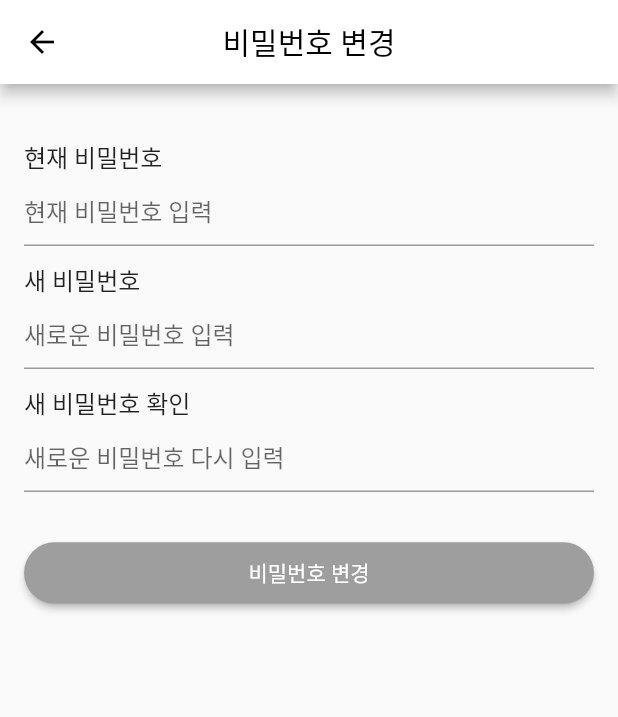
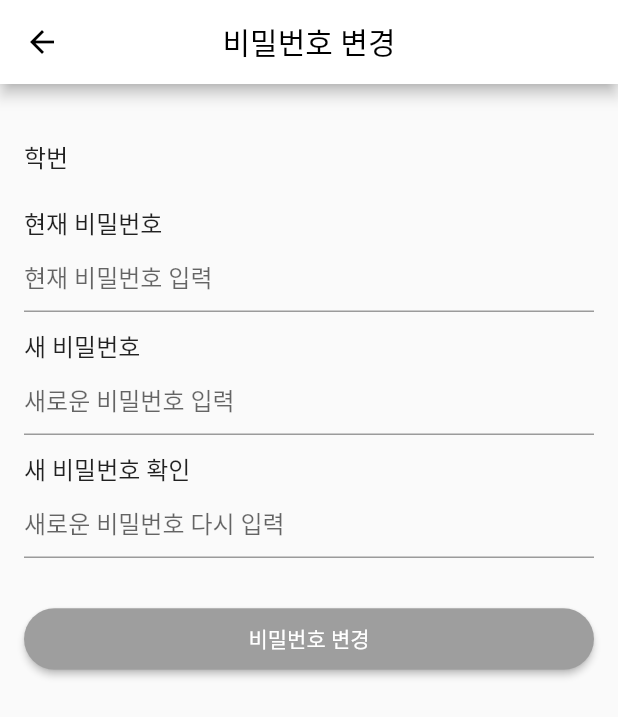
Before and after one commit to OBJECT-INHATC/INHA_CARPOOL_APP, a Flutter app: the ChangePasswordPage screen opened directly, on a phone screen of 412 x 824 dp. Shown: the top 717 px of the screen. Run offline on Flutter 3.47's test engine with Material 2 defaults, Android fonts, the phone set to English and light mode, and no system bars; our stand-ins replace cloud_firestore, easy_localization, eva_icons_flutter, firebase_auth, firebase_core, firebase_messaging and 17 more; missing offline and left inert: app_settings, nav; accounts and stored records are empty; network calls fail.

Commit message:
feat(setting):설정 비밀번호 변경 기능 구현
-설정 비밀번호 변경 기능 구현

```diff
--- a/inha_carpool/lib/screen/setting/f_changepassword.dart
+++ b/inha_carpool/lib/screen/setting/f_changepassword.dart
@@ -1,6 +1,24 @@
 import 'package:flutter/material.dart';
+import 'package:flutter_toggle_tab/flutter_toggle_tab.dart';
+import 'package:inha_Carpool/service/sv_auth.dart';
 
-class ChangePasswordPage extends StatelessWidget {
+import '../login/s_login.dart';
+
+class ChangePasswordPage extends StatefulWidget {
+  @override
+  State<ChangePasswordPage> createState() => _ChangePasswordPageState();
+}
+
+class _ChangePasswordPageState extends State<ChangePasswordPage> {
+  // 비밀번호
+  String newPassword = "";
+  String oldPassword = "";
+
+  // 비밀번호 비교
+  String checkPassword = "";
+
+  String passwordCheck = "";
+
   @override
   Widget build(BuildContext context) {
     return Scaffold(
@@ -18,48 +36,102 @@ class ChangePasswordPage extends StatelessWidget {
         ),
         centerTitle: true,
       ),
-      body: Padding(
+      body: Form(
+        child: Padding(
           padding: const EdgeInsets.all(16.0),
           child: Column(
             crossAxisAlignment: CrossAxisAlignment.stretch,
             children: [
               SizedBox(height: 20),
               Text(
+                '학번',
+                style: TextStyle(fontSize: 16),
+              ),
+
+              SizedBox(height: 20),
+              Text(
                 '현재 비밀번호',
                 style: TextStyle(fontSize: 16),
               ),
-            TextField(
+              TextFormField(
                 decoration: InputDecoration(
                   hintText: '현재 비밀번호 입력',
                 ),
                 obscureText: true,
+                onChanged: (text) {
+                  // 텍스트 필드 값 변경 시 실행할 코드 작성
+                  oldPassword = text;
+
+                },
               ),
               SizedBox(height: 10),
               Text(
                 '새 비밀번호',
                 style: TextStyle(fontSize: 16),
               ),
-            TextField(
+              TextFormField(
                 decoration: InputDecoration(
                   hintText: '새로운 비밀번호 입력',
                 ),
                 obscureText: true,
+                onChanged: (text) {
+                  // 텍스트 필드 값 변경 시 실행할 코드 작성
+                  newPassword = text;
+                },
               ),
               SizedBox(height: 10),
               Text(
                 '새 비밀번호 확인',
                 style: TextStyle(fontSize: 16),
               ),
-            TextField(
+              TextFormField(
                 decoration: InputDecoration(
                   hintText: '새로운 비밀번호 다시 입력',
+                  suffix: Text(passwordCheck,
+                      style: (passwordCheck == "비밀번호가 일치하지 않습니다.")
+                          ? TextStyle(color: Colors.red)
+                          : TextStyle(color: Colors.green)),
                 ),
                 obscureText: true,
+                onChanged: (text) {
+                  // 텍스트 필드 값 변경 시 실행할 코드 작성
+                  checkPassword = text;
+                  if (newPassword == checkPassword) {
+                    setState(() {
+                      passwordCheck = "비밀번호가 일치합니다!";
+                    });
+                  } else {
+                    setState(() {
+                      passwordCheck = "비밀번호가 일치하지 않습니다.";
+                    });
+                  }
+                },
               ),
               SizedBox(height: 30),
               ElevatedButton(
-              onPressed: () {
+                onPressed: () async {
                   // 비밀번호 변경 로직 구현 예정
+
+                  String result = await AuthService().passwordUpdate(
+                      oldPassword: oldPassword,
+                      newPassword: newPassword);
+                  if (result == 'Success') {
+                    ScaffoldMessenger.of(context).showSnackBar(
+                      SnackBar(content: Text('성공적으로 변경되었습니다.')),
+                    );
+
+                    AuthService().signOut().then((value) {
+                      Navigator.pushAndRemoveUntil(
+                        context,
+                        MaterialPageRoute(builder: (context) => LoginPage()),
+                            (Route<dynamic> route) => false,
+                      );
+                    });
+                  } else {
+                    ScaffoldMessenger.of(context).showSnackBar(
+                      SnackBar(content: Text('비밀번호 변경에 실패했습니다.')),
+                    );
+                  }
                 },
                 child: Text('비밀번호 변경'),
                 style: ElevatedButton.styleFrom(
@@ -73,6 +145,7 @@ class ChangePasswordPage extends StatelessWidget {
             ],
           ),
         ),
+      ),
     );
   }
 }
```
Also changed, not shown: inha_carpool/lib/service/sv_auth.dart (+32 -4 lines). Lines whose indentation alone changed are shown as unchanged.
